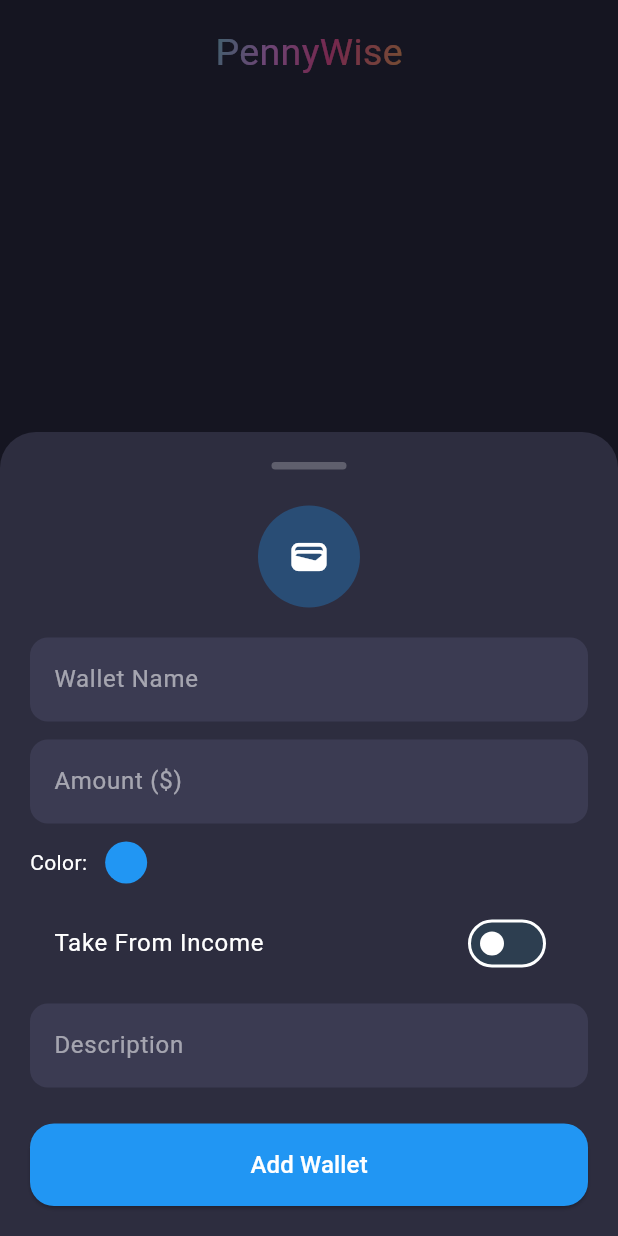
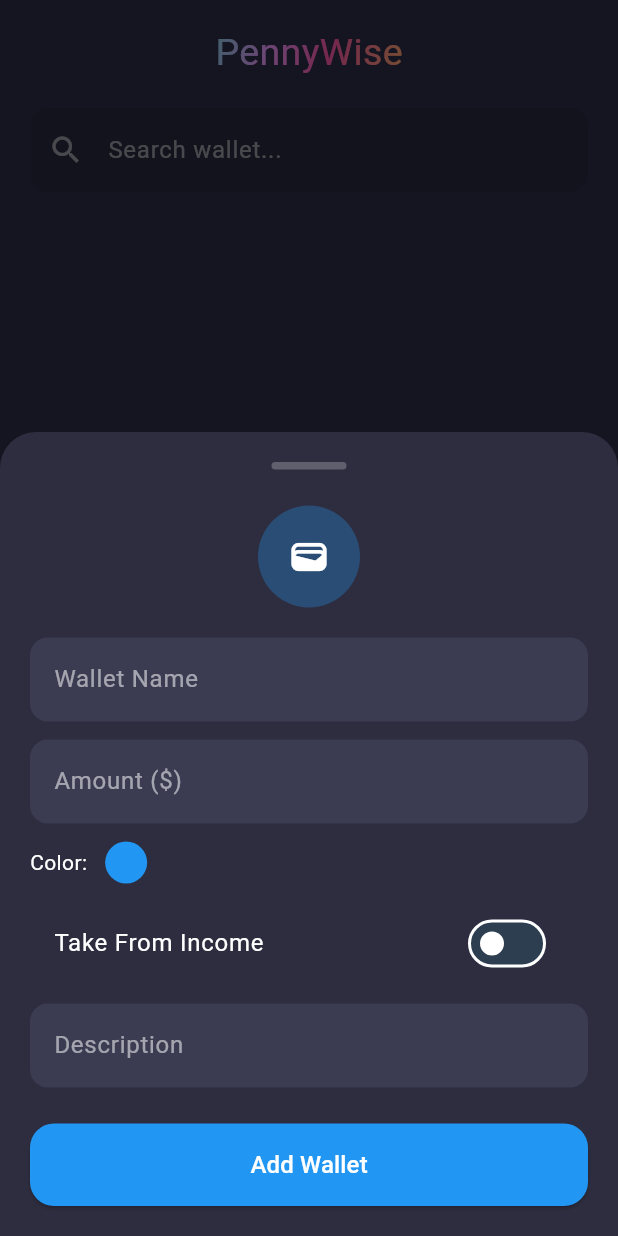
Before and after one commit to sadmaxie/PennyWise, a Flutter app: the WalletsPage screen opened by its route, after a tap on the "add" icon, on a phone screen of 412 x 824 dp. Run offline on Flutter 3.47's test engine with Material 3 defaults, Android fonts, the light colour scheme and no system bars; our stand-ins replace file_picker, flutter_svg, fluttertoast, google_nav_bar, hive, image_picker; accounts and stored records are empty.

Commit message:
feat: Implement search bar functionality.

```diff
--- a/lib/screens/wallets/wallets_page.dart
+++ b/lib/screens/wallets/wallets_page.dart
@@ -6,14 +6,28 @@ import '../../database/wallet_provider.dart';
 import '../../models/wallet_card.dart';
 import '../../models/wallet_popup.dart';
 
+class WalletsPage extends StatefulWidget {
+  const WalletsPage({super.key});
 
-class WalletsPage extends StatelessWidget {
-  const WalletsPage({super.key});
+  @override
+  State<WalletsPage> createState() => _WalletsPageState();
+}
+
+class _WalletsPageState extends State<WalletsPage> {
+  final TextEditingController _searchController = TextEditingController();
+  String _searchQuery = '';
 
   @override
   Widget build(BuildContext context) {
     final walletProvider = Provider.of<WalletProvider>(context);
-    final wallets = walletProvider.wallets;
+    final allWallets = walletProvider.wallets;
+
+    final filteredWallets = _searchQuery.isEmpty
+        ? allWallets
+        : allWallets
+        .where((w) =>
+        w.name.toLowerCase().contains(_searchQuery.toLowerCase()))
+        .toList();
 
     return Scaffold(
       backgroundColor: Theme.of(context).colorScheme.background,
@@ -26,31 +40,65 @@ class WalletsPage extends StatelessWidget {
                 showBackButton: false,
                 showIconButton: false,
               ),
+              const SizedBox(height: 12),
+
+              // Search Bar
+              TextField(
+                controller: _searchController,
+                onChanged: (val) {
+                  setState(() => _searchQuery = val.trim());
+                },
+                style: const TextStyle(color: Colors.white),
+                decoration: InputDecoration(
+                  hintText: 'Search wallet...',
+                  hintStyle: const TextStyle(color: Colors.white54),
+                  filled: true,
+                  fillColor: const Color(0xFF292A3F),
+                  border: OutlineInputBorder(
+                    borderRadius: BorderRadius.circular(12),
+                    borderSide: BorderSide.none,
+                  ),
+                  prefixIcon: const Icon(Icons.search, color: Colors.white54),
+                  suffixIcon: _searchQuery.isNotEmpty
+                      ? IconButton(
+                    icon: const Icon(Icons.clear, color: Colors.white54),
+                    onPressed: () {
+                      _searchController.clear();
+                      setState(() => _searchQuery = '');
+                    },
+                  )
+                      : null,
+                ),
+              ),
+
               const SizedBox(height: 20),
+
+              // Wallet List
               Expanded(
-                child: wallets.isEmpty
+                child: filteredWallets.isEmpty
                     ? const Center(
                   child: Text(
-                    "No wallets yet.",
-                    style: TextStyle(color: Colors.white),
+                    "No wallets found.",
+                    style: TextStyle(color: Colors.white54),
                   ),
                 )
                     : ListView.builder(
-                  itemCount: wallets.length,
+                  itemCount: filteredWallets.length,
                   physics: const BouncingScrollPhysics(),
                   padding: const EdgeInsets.symmetric(vertical: 8),
                   itemBuilder: (context, index) {
-                    final wallet = wallets[index];
+                    final wallet = filteredWallets[index];
+                    final realIndex = allWallets.indexOf(wallet);
+
                     return WalletCard(
                       wallet: wallet,
-                      index: index,
-                      onEdit: () => showWalletModalSheet(context, wallet, index),
+                      index: realIndex,
+                      onEdit: () => showWalletModalSheet(context, wallet, realIndex),
                       onDelete: () {
                         final provider = Provider.of<WalletProvider>(context, listen: false);
-                        provider.deleteWallet(index);
+                        provider.deleteWallet(realIndex);
                       },
                     );
-
                   },
                 ),
               ),
```
